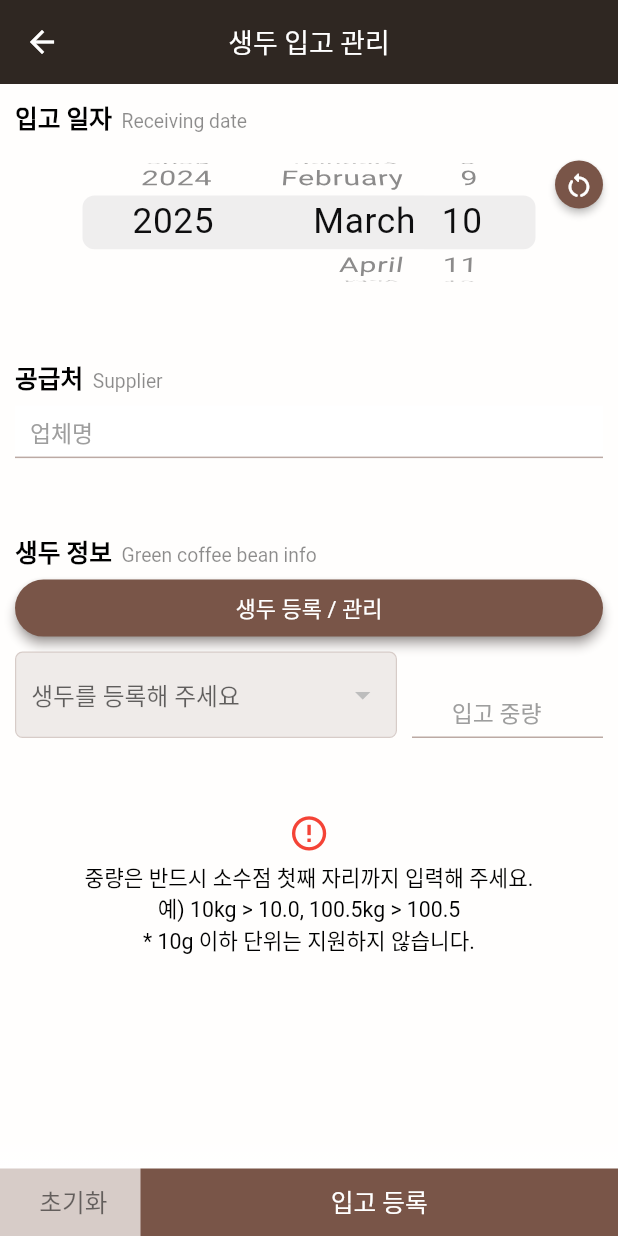
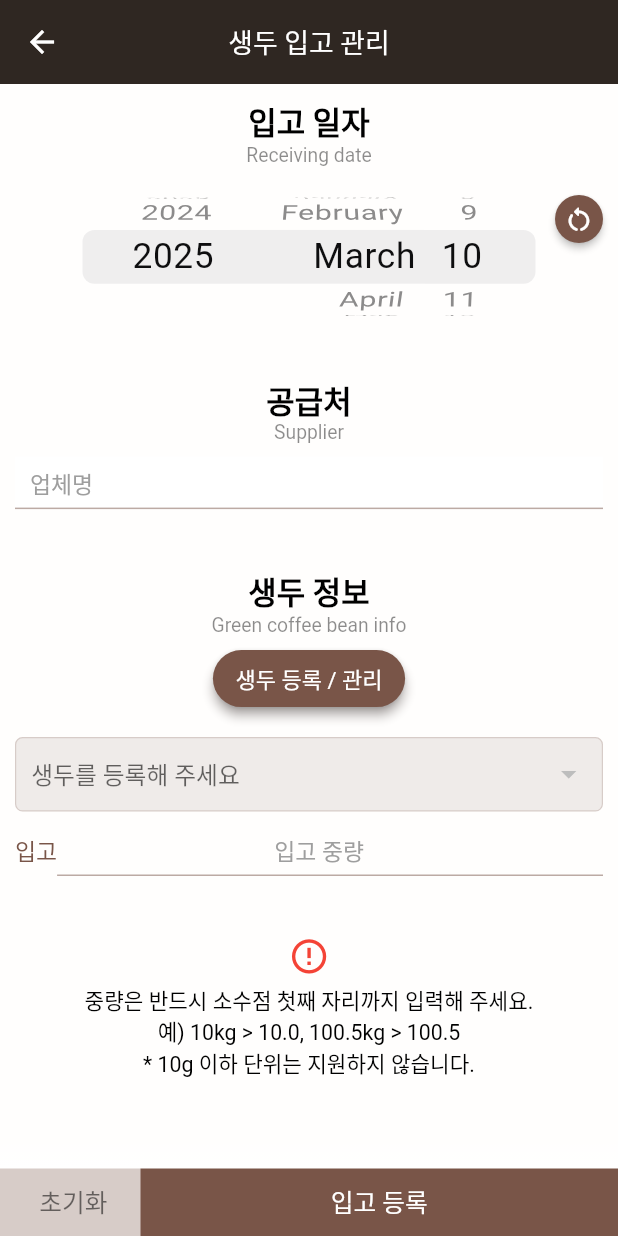
Before and after one commit to NamGideokk/bean_diary, a Flutter app: the GreenBeanWarehousingMain screen opened directly, on a phone screen of 412 x 824 dp. Run offline on Flutter 3.47's test engine with Material 3 defaults, Android fonts, the phone set to English and light mode, and no system bars; our stand-ins replace dio, flutter_dotenv, get, package_info_plus, sqflite, upgrader; accounts and stored records are empty; network calls fail.

Commit message:
기타 ui 수정

```diff
--- a/lib/screens/green_bean_warehousing_main.dart
+++ b/lib/screens/green_bean_warehousing_main.dart
@@ -1,6 +1,7 @@
 import 'package:bean_diary/controllers/custom_date_picker_controller.dart';
 import 'package:bean_diary/controllers/warehousing_green_bean_controller.dart';
 import 'package:bean_diary/screens/register_green_bean.dart';
+import 'package:bean_diary/utility/colors_list.dart';
 import 'package:bean_diary/utility/custom_dialog.dart';
 import 'package:bean_diary/utility/utility.dart';
 import 'package:bean_diary/widgets/bean_select_dropdown_button.dart';
@@ -8,6 +9,7 @@ import 'package:bean_diary/widgets/bottom_button_border_container.dart';
 import 'package:bean_diary/widgets/custom_date_picker.dart';
 import 'package:bean_diary/widgets/empty_widget.dart';
 import 'package:bean_diary/widgets/header_title.dart';
+import 'package:bean_diary/widgets/ui_spacing.dart';
 import 'package:bean_diary/widgets/usage_alert_widget.dart';
 import 'package:flutter/material.dart';
 import 'package:get/get.dart';
@@ -66,7 +68,7 @@ class _GreenBeanWarehousingMainState extends State<GreenBeanWarehousingMain> {
                     children: [
                       const HeaderTitle(title: "입고 일자", subTitle: "Receiving date"),
                       const CustomDatePicker(),
-                      const SizedBox(height: 50),
+                      const UiSpacing(),
                       const HeaderTitle(title: "공급처", subTitle: "Supplier"),
                       SearchAnchor(
                         searchController: _searchCtrl,
@@ -147,10 +149,9 @@ class _GreenBeanWarehousingMainState extends State<GreenBeanWarehousingMain> {
                         ),
                       ),
                       Divider(thickness: _supplierFN.hasFocus ? 2 : 1, color: _supplierFN.hasFocus ? Colors.brown : Colors.brown[200]),
-                      const SizedBox(height: 50),
+                      const UiSpacing(),
                       const HeaderTitle(title: "생두 정보", subTitle: "Green coffee bean info"),
-                      SizedBox(
-                        width: double.infinity,
+                      Center(
                         child: ElevatedButton(
                           onPressed: () => Navigator.push(
                             context,
@@ -161,17 +162,19 @@ class _GreenBeanWarehousingMainState extends State<GreenBeanWarehousingMain> {
                           child: const Text("생두 등록 / 관리"),
                         ),
                       ),
+                      const SizedBox(height: 20),
+                      const BeanSelectDropdownButton(listType: 0),
                       const SizedBox(height: 10),
                       Row(
-                        crossAxisAlignment: CrossAxisAlignment.end,
                         children: [
-                          const Expanded(
-                            flex: 4,
-                            child: BeanSelectDropdownButton(listType: 0),
+                          Text(
+                            "입고",
+                            style: TextStyle(
+                              fontSize: height / 54,
+                              color: Colors.brown,
+                            ),
                           ),
-                          const SizedBox(width: 10),
-                          Flexible(
-                            flex: 2,
+                          Expanded(
                             child: TextField(
                               controller: _warehousingGreenBeanCtrl.weightTECtrl,
                               focusNode: _warehousingGreenBeanCtrl.weightFN,
@@ -188,7 +191,7 @@ class _GreenBeanWarehousingMainState extends State<GreenBeanWarehousingMain> {
                           ),
                         ],
                       ),
-                      const SizedBox(height: 50),
+                      const UiSpacing(),
                       const UsageAlertWidget(),
                     ],
                   ),
--- a/lib/screens/stock_status_main.dart
+++ b/lib/screens/stock_status_main.dart
@@ -5,6 +5,7 @@ import 'package:bean_diary/utility/utility.dart';
 import 'package:bean_diary/widgets/empty_widget.dart';
 import 'package:bean_diary/widgets/header_title.dart';
 import 'package:bean_diary/widgets/roasting_type_widget.dart';
+import 'package:bean_diary/widgets/ui_spacing.dart';
 import 'package:flutter/material.dart';
 import 'package:get/get.dart';
 
@@ -62,7 +63,7 @@ class _StockStatusMainState extends State<StockStatusMain> {
                           ),
                         ],
                       ),
-                const SizedBox(height: 50),
+                const UiSpacing(),
                 const HeaderTitle(title: "원두 재고", subTitle: "Roasted coffee beans inventory"),
                 _stockCtrl.roastingBeanStockList.isEmpty
                     ? Container(
--- a/lib/widgets/bean_select_dropdown_button.dart
+++ b/lib/widgets/bean_select_dropdown_button.dart
@@ -41,7 +41,6 @@ class _BeanSelectDropdownButtonState extends State<BeanSelectDropdownButton> {
 
   @override
   Widget build(BuildContext context) {
-    final textScaleFactor = MediaQuery.textScalerOf(context).scale(1);
     final height = MediaQuery.of(context).size.height;
     return Container(
       padding: const EdgeInsets.symmetric(horizontal: 10, vertical: 0),
@@ -57,7 +56,7 @@ class _BeanSelectDropdownButtonState extends State<BeanSelectDropdownButton> {
         () => DropdownButton(
           isExpanded: true,
           focusNode: _beanSelectFN,
-          itemHeight: kBottomNavigationBarHeight * textScaleFactor,
+          itemHeight: null,
           disabledHint: Text(
             widget.listType == 0 || widget.listType == 2 ? "생두를 등록해 주세요" : "로스팅된 원두가 없습니다",
             style: TextStyle(
--- a/lib/widgets/drawer_widget.dart
+++ b/lib/widgets/drawer_widget.dart
@@ -1,4 +1,5 @@
 import 'package:bean_diary/controllers/app_info_controller.dart';
+import 'package:bean_diary/widgets/ui_spacing.dart';
 import 'package:flutter/material.dart';
 import 'package:get/get.dart';
 
@@ -70,7 +71,7 @@ class DrawerWidget extends StatelessWidget {
                   const SizedBox(height: 5),
                   const _MyText(text: "created by 남기덕"),
                   const _MyText(text: "namgd1222@gmail.com"),
-                  const SizedBox(height: 50),
+                  const UiSpacing(),
                   Text(
                     "all icons created by Freepik - Flaticon",
                     textAlign: TextAlign.center,
--- a/lib/widgets/header_title.dart
+++ b/lib/widgets/header_title.dart
@@ -11,30 +11,38 @@ class HeaderTitle extends StatelessWidget {
   @override
   Widget build(BuildContext context) {
     final height = MediaQuery.of(context).size.height;
+    final textScaleFactor = MediaQuery.of(context).textScaler.scale(1);
     return Padding(
-      padding: const EdgeInsets.only(bottom: 7),
-      child: RichText(
-        text: TextSpan(
-          text: title,
+      padding: EdgeInsets.only(bottom: 10 * textScaleFactor),
+      child: Column(
+        crossAxisAlignment: CrossAxisAlignment.stretch,
+        children: [
+          Text(
+            title,
+            textAlign: TextAlign.center,
+            textScaler: MediaQuery.of(context).textScaler.clamp(minScaleFactor: 1.0, maxScaleFactor: 2.0),
             style: TextStyle(
-            fontSize: height / 50,
+              fontSize: height / 40,
               color: Colors.black,
               fontWeight: FontWeight.bold,
             ),
-          children: [
-            if (subTitle != "")
-              TextSpan(
-                text: "\t\t$subTitle",
+          ),
+          Visibility(
+            visible: subTitle != "",
+            child: Text(
+              subTitle,
+              textAlign: TextAlign.center,
+              textScaler: MediaQuery.of(context).textScaler.clamp(minScaleFactor: 1.0, maxScaleFactor: 2.0),
               style: TextStyle(
                 fontSize: height / 64,
                 color: Colors.black45,
                 fontWeight: FontWeight.normal,
+                height: 1,
+              ),
             ),
           ),
         ],
       ),
-        textScaler: MediaQuery.of(context).textScaler.clamp(minScaleFactor: 1.0, maxScaleFactor: 2.0),
-      ),
     );
   }
 }
```
Also changed, not shown: lib/controllers/sale_history_controller.dart (+9 -0 lines), lib/screens/register_green_bean.dart (+7 -10 lines), lib/screens/roasting_management_main.dart (+5 -4 lines), lib/screens/sale_history/sale_history_filter_bottom_sheet.dart (+8 -1 lines), lib/screens/sale_history/sale_history_information_chart.dart (+24 -5 lines), lib/screens/sale_history/sale_history_information_main.dart (+9 -1 lines), lib/screens/sale_management_main.dart (+4 -3 lines), lib/widgets/ui_spacing.dart (added, +11 -0 lines). Lines whose indentation alone changed are shown as unchanged.
